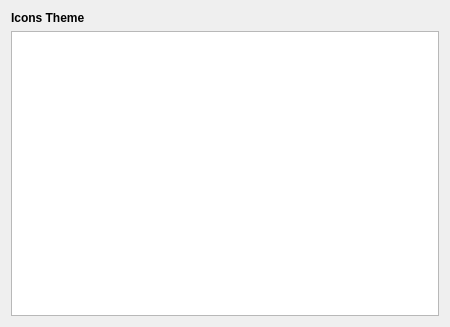
Qt form lxqt-config-appearance/iconthemeconfig.ui (lxqt/lxqt-config) before a commit.
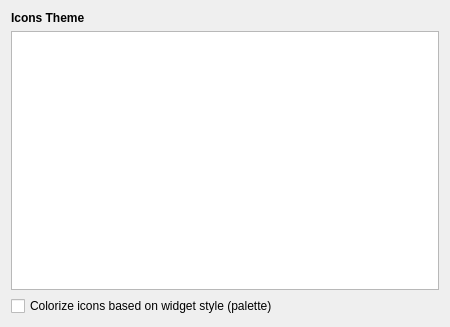
The same form after that commit.

Commit message:
appearance: Add icon FollowColorScheme configuration (#119)
* appearance: Add icon FollowColorScheme configuration

What changed in the file:
```diff
--- a/lxqt-config-appearance/iconthemeconfig.ui
+++ b/lxqt-config-appearance/iconthemeconfig.ui
@@ -81,6 +81,16 @@
      </column>
     </widget>
    </item>
+   <item>
+    <widget class="QCheckBox" name="iconFollowColorSchemeCB">
+     <property name="toolTip">
+      <string>The KDE extension of XDG icon themes -&gt; FollowsColorScheme</string>
+     </property>
+     <property name="text">
+      <string>Colorize icons based on widget style (palette)</string>
+     </property>
+    </widget>
+   </item>
   </layout>
  </widget>
  <resources/>
```
The commit also changes 1 other file.
